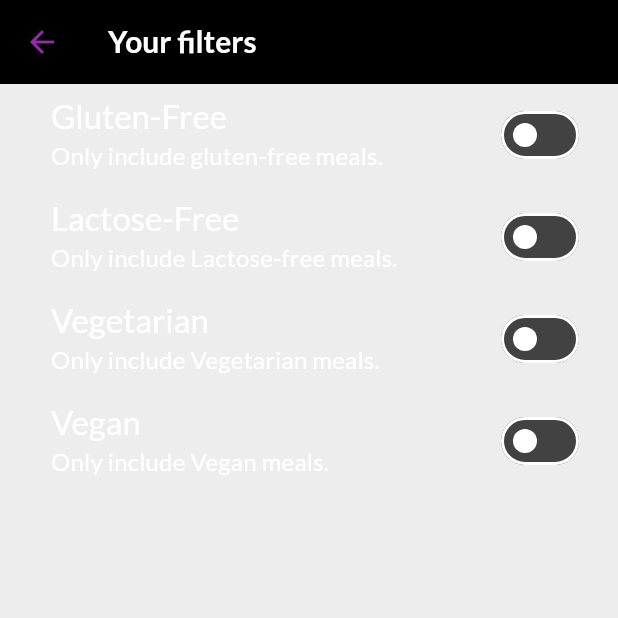
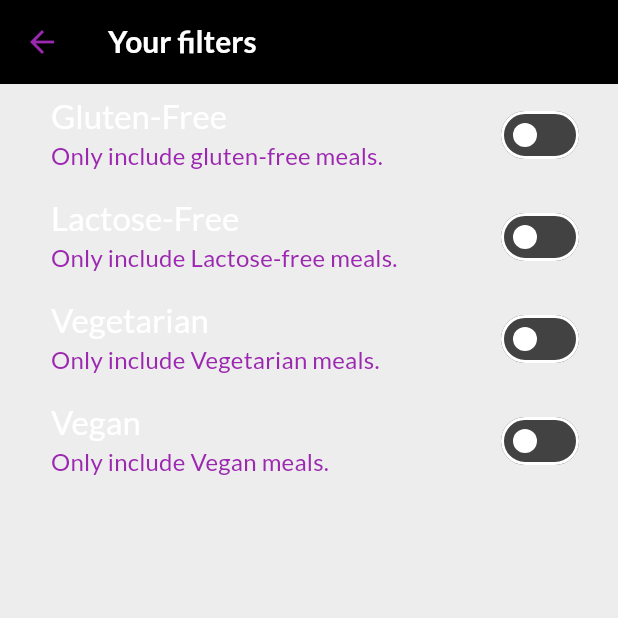
Before and after one commit to abhaybissa31/flutter_meals, a Flutter app: the FilterScreen screen opened directly, on a phone screen of 412 x 824 dp, the top half of it. Run offline on Flutter 3.47's test engine with Material 3 defaults, Android fonts, the phone set to English and light mode, and no system bars; our stand-ins replace flutter_riverpod, google_fonts, transparent_image.

```diff
--- a/lib/screen/filter.dart
+++ b/lib/screen/filter.dart
@@ -43,9 +43,9 @@ class FilterScreen extends ConsumerWidget{
                     ),
               ),
               subtitle: Text("Only include gluten-free meals.",style: Theme.of(context).textTheme.titleMedium!.copyWith(
-                      color: Theme.of(context).colorScheme.onBackground),
+                      color: Colors.purple),
             ),
-            activeColor: Theme.of(context).colorScheme.tertiary,
+            activeColor: Colors.purple,
             contentPadding:const EdgeInsets.only(left: 34, right: 22),
         ),
 
@@ -62,9 +62,9 @@ class FilterScreen extends ConsumerWidget{
                     ),
               ),
               subtitle: Text("Only include Lactose-free meals.",style: Theme.of(context).textTheme.titleMedium!.copyWith(
-                      color: Theme.of(context).colorScheme.onBackground),
+                      color: Colors.purple),
             ),
-            activeColor: Theme.of(context).colorScheme.tertiary,
+            activeColor: Colors.purple,
             contentPadding: const EdgeInsets.only(left: 34, right: 22),
         ),
 
@@ -81,9 +81,9 @@ class FilterScreen extends ConsumerWidget{
                     ),
               ),
               subtitle: Text("Only include Vegetarian meals.",style: Theme.of(context).textTheme.titleMedium!.copyWith(
-                      color: Theme.of(context).colorScheme.onBackground),
+                      color: Colors.purple),
             ),
-            activeColor: Theme.of(context).colorScheme.tertiary,
+            activeColor: Colors.purple,
             contentPadding: const EdgeInsets.only(left: 34, right: 22),
         ),
 
@@ -100,9 +100,9 @@ class FilterScreen extends ConsumerWidget{
                     ),
               ),
               subtitle: Text("Only include Vegan meals.",style: Theme.of(context).textTheme.titleMedium!.copyWith(
-                      color: Theme.of(context).colorScheme.onBackground),
+                      color: Colors.purple),
             ),
-            activeColor: Theme.of(context).colorScheme.tertiary,
+            activeColor: Colors.purple,
             contentPadding: const EdgeInsets.only(left: 34, right: 22),
         ),
 
--- a/lib/screen/tabs.dart
+++ b/lib/screen/tabs.dart
@@ -82,7 +82,7 @@ class _TabScreenState extends ConsumerState<TabScreen> {
         selectedFontSize: 16,
         unselectedFontSize: 12,
         unselectedItemColor: Colors.blueGrey,
-        selectedItemColor: Colors.red,
+        selectedItemColor: Colors.purple,
         currentIndex: _selectedPageIndex,
         backgroundColor: Theme.of(context).colorScheme.onSecondary,
         onTap: _selectPage,
--- a/lib/widgets/card.dart
+++ b/lib/widgets/card.dart
@@ -44,7 +44,7 @@ class CardData extends StatelessWidget {
                     Expanded(
                       child: Text(
                         imageText,
-                        style: const TextStyle(color: Colors.white),
+                        style: const TextStyle(color: Colors.white,fontWeight: FontWeight.bold),
                       ),
                     ),
                     const Icon(Icons.arrow_forward_ios_rounded, color: Colors.white),
--- a/lib/widgets/meal_item.dart
+++ b/lib/widgets/meal_item.dart
@@ -23,12 +23,16 @@ class MealItem extends StatelessWidget {
         enableFeedback: true,
         child: Stack(
           children: [
-            FadeInImage(
+            // hero helps to transition or animation in multiple screen abd tag tells us what to animate kinda like key
+            Hero(
+              tag: mealModel.id,
+              child: FadeInImage(
                   placeholder: MemoryImage(kTransparentImage),
                   image: NetworkImage(mealModel.imageUrl),
                   fit: BoxFit.cover,
                   height: 200,
                   width: double.infinity,
+                  ),
             ),
 
             Positioned(
```
Also changed, not shown: lib/screen/meal_details.dart (+19 -6 lines). Lines whose indentation alone changed are shown as unchanged.
